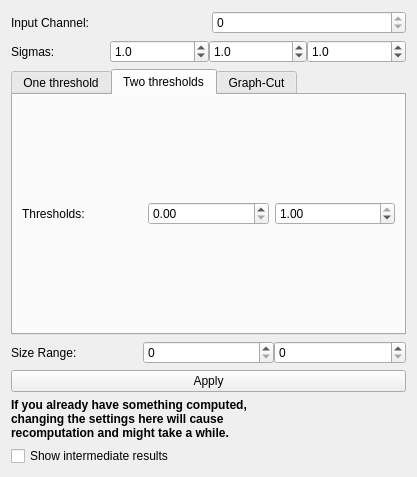
The window that ilastik/applets/thresholdTwoLevels/drawer.ui (ilastik/ilastik) describes before a commit, drawn with Qt 5.
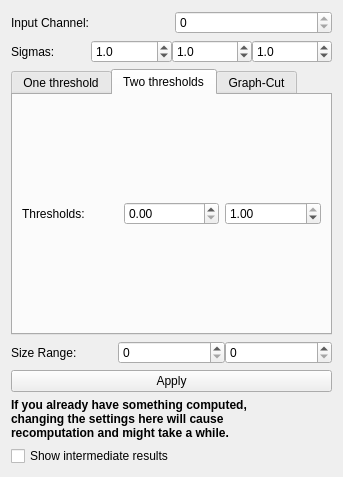
The same window after the commit.

Commit message: CropListView added to the tracking drawer. Thresholding drawer resized.

```diff
--- a/ilastik/applets/thresholdTwoLevels/drawer.ui
+++ b/ilastik/applets/thresholdTwoLevels/drawer.ui
@@ -6,15 +6,15 @@
    <rect>
     <x>0</x>
     <y>0</y>
-    <width>417</width>
+    <width>343</width>
     <height>477</height>
    </rect>
   </property>
   <property name="windowTitle">
    <string>Form</string>
   </property>
-  <layout class="QVBoxLayout" name="verticalLayout">
-   <item>
+  <layout class="QGridLayout" name="gridLayout">
+   <item row="0" column="0">
     <layout class="QHBoxLayout" name="horizontalLayout_5">
      <item>
       <widget class="QLabel" name="label_3">
@@ -38,7 +38,7 @@
      </item>
     </layout>
    </item>
-   <item>
+   <item row="1" column="0">
     <layout class="QHBoxLayout" name="horizontalLayout_2">
      <property name="spacing">
       <number>0</number>
@@ -127,7 +127,7 @@
      </item>
     </layout>
    </item>
-   <item>
+   <item row="2" column="0">
     <widget class="QTabWidget" name="tabWidget">
      <property name="toolTip">
       <string extracomment="Simple (one threshold) or Advanced(two threshold)">&lt;html&gt;&lt;head/&gt;&lt;body&gt;&lt;p&gt;&lt;span style=&quot; font-weight:600;&quot;&gt;One threshold&lt;/span&gt;: discard all pixel lower than threshold value.&lt;/p&gt;&lt;p&gt;&lt;span style=&quot; font-weight:600;&quot;&gt;Two thresholds&lt;/span&gt;: hysteresis thresholding. High threshold serves for detection, low threshold for segmentation. First the high threshold is applied and all pixels lower than the high threshold are discarded. Size filtering is performed on the objects (connected components). For the remaining objects, pixel value threshold is relaxed to the low threshold value. &lt;/p&gt;&lt;p&gt;&lt;span style=&quot; font-weight:600;&quot;&gt;Graph-Cut&lt;/span&gt;: Ising model segmentation with Graph Cut optimization. &lt;/p&gt;&lt;/body&gt;&lt;/html&gt;</string>
@@ -377,7 +377,7 @@
      </widget>
     </widget>
    </item>
-   <item>
+   <item row="3" column="0">
     <layout class="QHBoxLayout" name="horizontalLayout_3">
      <property name="spacing">
       <number>0</number>
@@ -414,7 +414,7 @@
      </item>
     </layout>
    </item>
-   <item>
+   <item row="4" column="0">
     <widget class="QPushButton" name="applyButton">
      <property name="toolTip">
       <string>&lt;html&gt;&lt;head/&gt;&lt;body&gt;&lt;p&gt;Apply all the settings and compute results. If you want to see the final filtering results, don't forget to enable the &lt;span style=&quot; font-weight:600;&quot;&gt;&amp;quot;Final output&amp;quot;&lt;/span&gt; layer in the layer selection widget.&lt;/p&gt;&lt;/body&gt;&lt;/html&gt;</string>
@@ -424,7 +424,7 @@
      </property>
     </widget>
    </item>
-   <item>
+   <item row="5" column="0">
     <widget class="QLabel" name="label_4">
      <property name="font">
       <font>
@@ -442,7 +442,7 @@
      </property>
     </widget>
    </item>
-   <item>
+   <item row="6" column="0">
     <widget class="QCheckBox" name="showDebugCheckbox">
      <property name="toolTip">
       <string>&lt;html&gt;&lt;head/&gt;&lt;body&gt;&lt;p&gt;Show intermediate computation results, such as the segmented objects after thresholding, but before size filter.&lt;/p&gt;&lt;/body&gt;&lt;/html&gt;</string>
```
The commit also changes 1 other file.
